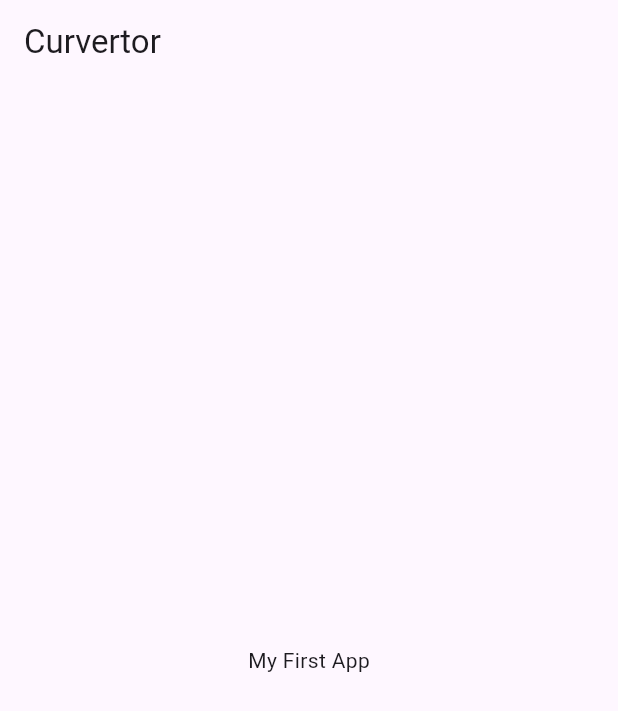
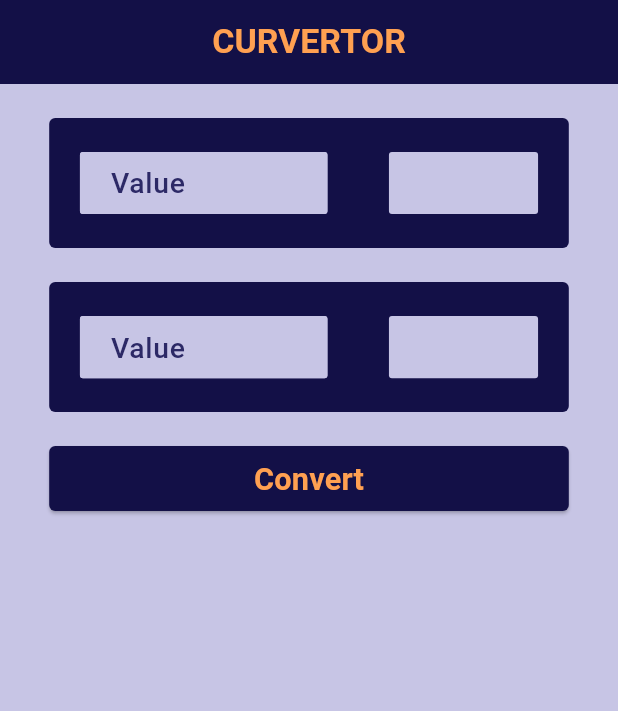
Before and after one commit to jagrati7305/currency_convertor, a Flutter app: the screen it shows after launch, on a phone screen of 412 x 824 dp. Shown: the top 711 px of the screen. Run offline on Flutter 3.47's test engine with Material 3 defaults, Android fonts, the phone set to English and light mode, and no system bars; our stand-ins replace get.

Commit message:
Main Page of the File

```diff
--- /dev/null
+++ b/lib/home_page.dart
@@ -0,0 +1,30 @@
+import 'package:currency_convertor/constants/dimension.dart';
+import 'package:currency_convertor/widgets/convert_btn.dart';
+import 'package:currency_convertor/widgets/convert_text_field.dart';
+import 'package:flutter/material.dart';
+
+class HomePage extends StatefulWidget {
+  const HomePage({super.key});
+
+  @override
+  State<HomePage> createState() => _HomePageState();
+}
+
+class _HomePageState extends State<HomePage> {
+  @override
+  Widget build(BuildContext context) {
+    return Column(
+      children: [
+        ConvertTextField(),
+        ConvertTextField(),
+        SizedBox(
+          height: Dimension.heightFactor*24,
+        ),
+        ConvertBtn(),
+         SizedBox(
+          height: Dimension.heightFactor*24,
+        ),
+      ],
+    );
+  }
+}
--- a/lib/main.dart
+++ b/lib/main.dart
@@ -1,3 +1,7 @@
+import 'package:currency_convertor/constants/colors.dart';
+import 'package:currency_convertor/constants/dimension.dart';
+import 'package:currency_convertor/home_page.dart';
+import 'package:currency_convertor/widgets/convert_Text_field.dart';
 import 'package:flutter/material.dart';
 import 'package:get/get.dart';
 
@@ -10,17 +14,26 @@ class MyApp extends StatelessWidget {
 
   @override
   Widget build(BuildContext context) {
+    Dimension.screenWidth = MediaQuery.of(context).size.width;
+    Dimension.screenHeight = MediaQuery.of(context).size.height;
+
     return GetMaterialApp(
       debugShowCheckedModeBanner: false,
       title: 'Curvertor',
-      theme: ThemeData(
-        colorScheme: .fromSeed(seedColor: Colors.deepPurple),
-      ),
       home: Scaffold(
-        appBar: AppBar(title: Text('Curvertor'),),
-        body: Center(
-          child: Text('My First App'),
-        ),
+        appBar: AppBar(
+          title: Text(
+          'CURVERTOR',
+          style: TextStyle(
+            color: AppColors.orangeColor,
+            fontWeight: FontWeight.w700,
+            fontSize: Dimension.heightFactor*24),
+          ),
+          centerTitle: true,
+          backgroundColor: AppColors.mainPurpleColor,
+          ),
+        body:HomePage(),
+        backgroundColor: AppColors.backgroundColor,
       )
     );
   }
```
